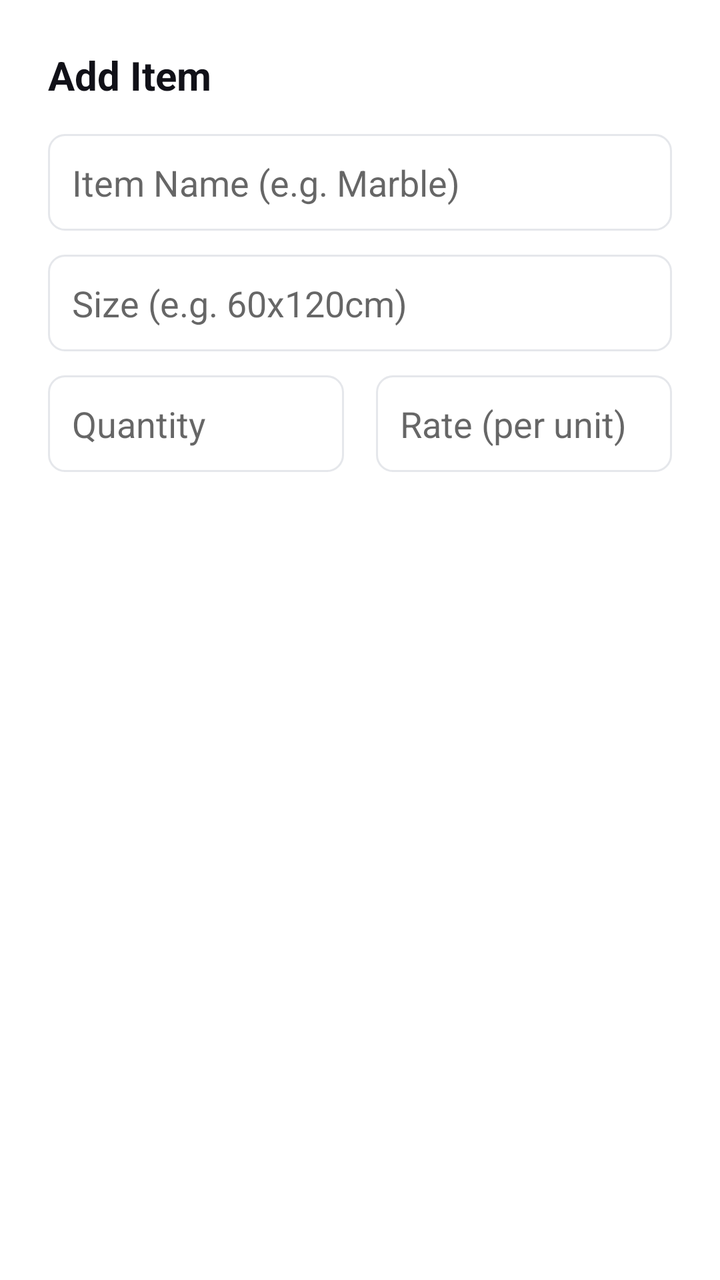
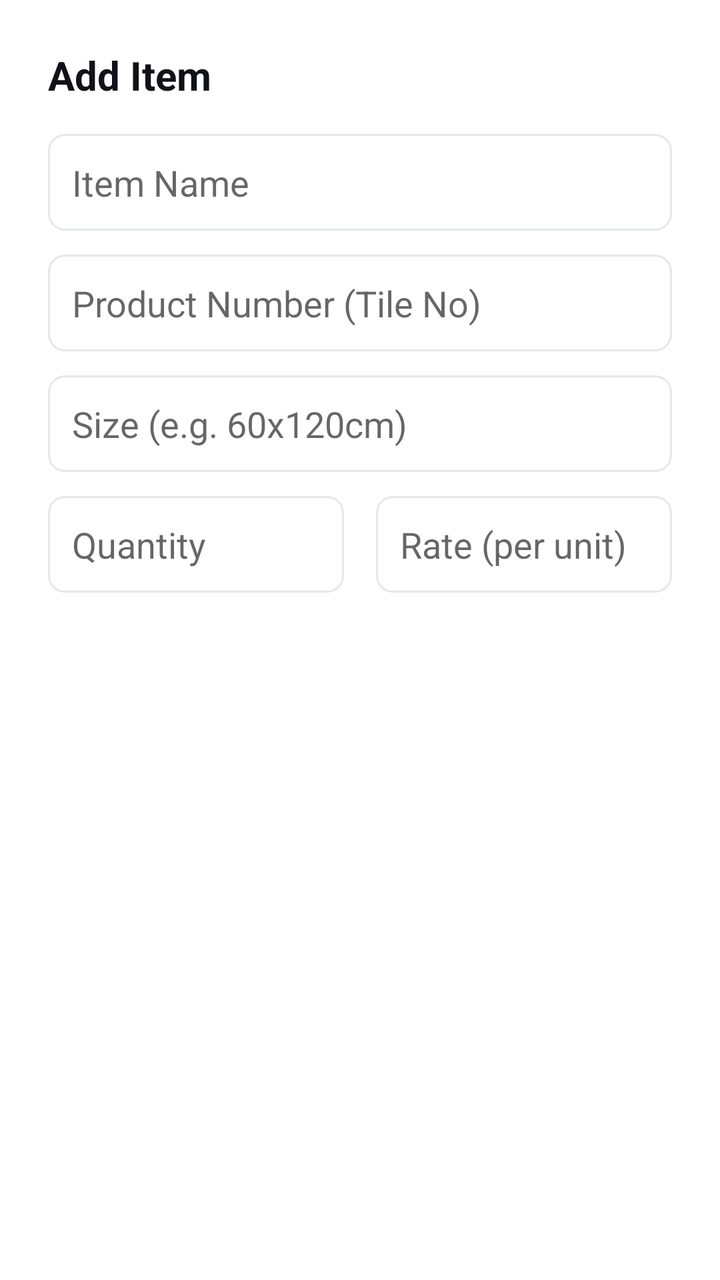

An Android layout rendered at two revisions. The XML below is the earlier revision; the diff shows what the commit changed to produce the second picture.
<!-- AndroidManifest.xml: application theme Theme.Florra -->
<!-- res/layout/dialog_add_bill_item.xml -->
<?xml version="1.0" encoding="utf-8"?>
<LinearLayout xmlns:android="http://schemas.android.com/apk/res/android"
    android:layout_width="match_parent"
    android:layout_height="wrap_content"
    android:orientation="vertical"
    android:padding="24dp">

    <TextView
        android:layout_width="match_parent"
        android:layout_height="wrap_content"
        android:text="Add Item"
        android:textSize="20sp"
        android:textStyle="bold"
        android:textColor="#111118"
        android:layout_marginBottom="16dp" />

    <EditText
        android:id="@+id/etItemName"
        android:layout_width="match_parent"
        android:layout_height="wrap_content"
        android:hint="Item Name (e.g. Marble)"
        android:background="@drawable/bg_input_field"
        android:padding="12dp"
        android:layout_marginBottom="12dp" />

    <EditText
        android:id="@+id/etItemSize"
        android:layout_width="match_parent"
        android:layout_height="wrap_content"
        android:hint="Size (e.g. 60x120cm)"
        android:background="@drawable/bg_input_field"
        android:padding="12dp"
        android:layout_marginBottom="12dp" />

    <LinearLayout
        android:layout_width="match_parent"
        android:layout_height="wrap_content"
        android:orientation="horizontal">

        <EditText
            android:id="@+id/etItemQty"
            android:layout_width="0dp"
            android:layout_height="wrap_content"
            android:layout_weight="1"
            android:hint="Quantity"
            android:inputType="number"
            android:background="@drawable/bg_input_field"
            android:padding="12dp"
            android:layout_marginEnd="8dp" />

        <EditText
            android:id="@+id/etItemRate"
            android:layout_width="0dp"
            android:layout_height="wrap_content"
            android:layout_weight="1"
            android:hint="Rate (per unit)"
            android:inputType="numberDecimal"
            android:background="@drawable/bg_input_field"
            android:padding="12dp"
            android:layout_marginStart="8dp" />

    </LinearLayout>

</LinearLayout>
<!-- resources referenced by this layout -->
<resources>
  <!-- drawable bg_input_field (drawable) -->
  <?xml version="1.0" encoding="utf-8"?>
  <shape xmlns:android="http://schemas.android.com/apk/res/android">
      <solid android:color="@color/white" />
      <corners android:radius="8dp" />
      <stroke
          android:width="1dp"
          android:color="#E5E7EB" />
  </shape>
  <style name="Theme.Florra" parent="Theme.MaterialComponents.Light.NoActionBar">
          <item name="colorPrimary">#0F172A</item>
          <item name="colorPrimaryVariant">#0F172A</item>
          <item name="colorOnPrimary">#FFFFFF</item>
          <item name="colorSecondary">#E2E8F0</item>
          <item name="colorSecondaryVariant">#CBD5E1</item>
          <item name="colorOnSecondary">#0F172A</item>
          <item name="android:statusBarColor">@android:color/white</item>
          <item name="android:navigationBarColor">@android:color/white</item>
          <item name="android:windowLightStatusBar">true</item>
          <item name="android:windowLightNavigationBar">true</item>
          <item name="android:windowFullscreen">false</item>
      </style>
  <color name="white">#FFFFFFFF</color>
</resources>

<!-- the commit's change to res/layout/dialog_add_bill_item.xml (unified diff, before → after) -->
@@ -14,14 +14,25 @@
         android:textColor="#111118"
         android:layout_marginBottom="16dp" />
 
-    <EditText
+    <AutoCompleteTextView
         android:id="@+id/etItemName"
         android:layout_width="match_parent"
         android:layout_height="wrap_content"
-        android:hint="Item Name (e.g. Marble)"
+        android:hint="Item Name"
         android:background="@drawable/bg_input_field"
         android:padding="12dp"
-        android:layout_marginBottom="12dp" />
+        android:layout_marginBottom="12dp"
+        android:completionThreshold="1" />
+
+    <AutoCompleteTextView
+        android:id="@+id/etItemNo"
+        android:layout_width="match_parent"
+        android:layout_height="wrap_content"
+        android:hint="Product Number (Tile No)"
+        android:background="@drawable/bg_input_field"
+        android:padding="12dp"
+        android:layout_marginBottom="12dp"
+        android:completionThreshold="1" />
 
     <EditText
         android:id="@+id/etItemSize"
